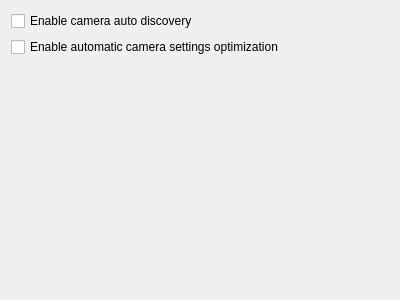
First picture: the form in client/src/ui/widgets/settings/camera_management_widget.ui, repository networkoptix/nx_open, before the edit.
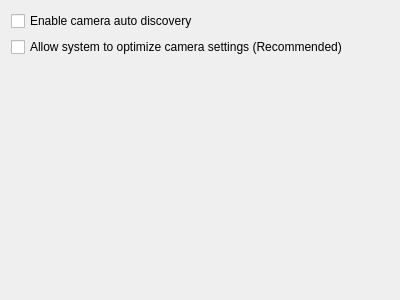
Second picture: the form after the edit.

Commit message:
(Issue #3992) :  rename "Enable automatic camera settings optimization"
<==== Mercurial data ====>
Branch: master

Diff of the .ui file:
```diff
--- a/client/src/ui/widgets/settings/camera_management_widget.ui
+++ b/client/src/ui/widgets/settings/camera_management_widget.ui
@@ -27,7 +27,7 @@
    <item>
     <widget class="QCheckBox" name="autoSettingsCheckBox">
      <property name="text">
-      <string>Enable automatic camera settings optimization</string>
+      <string>Allow system to optimize camera settings (Recommended)</string>
      </property>
     </widget>
    </item>
```
